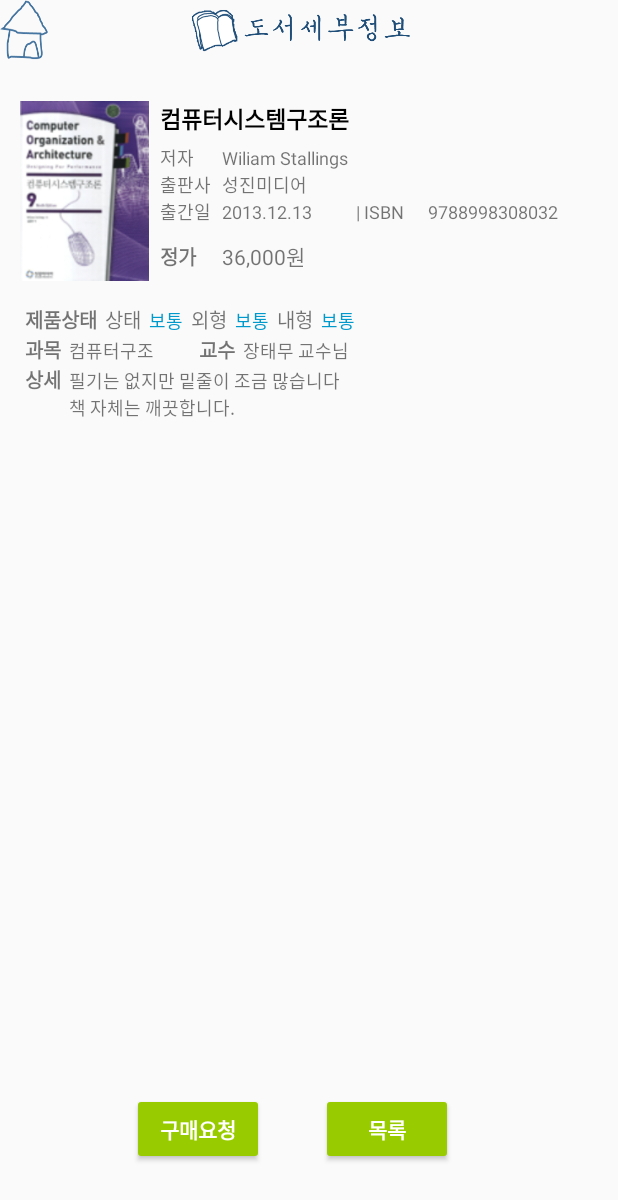
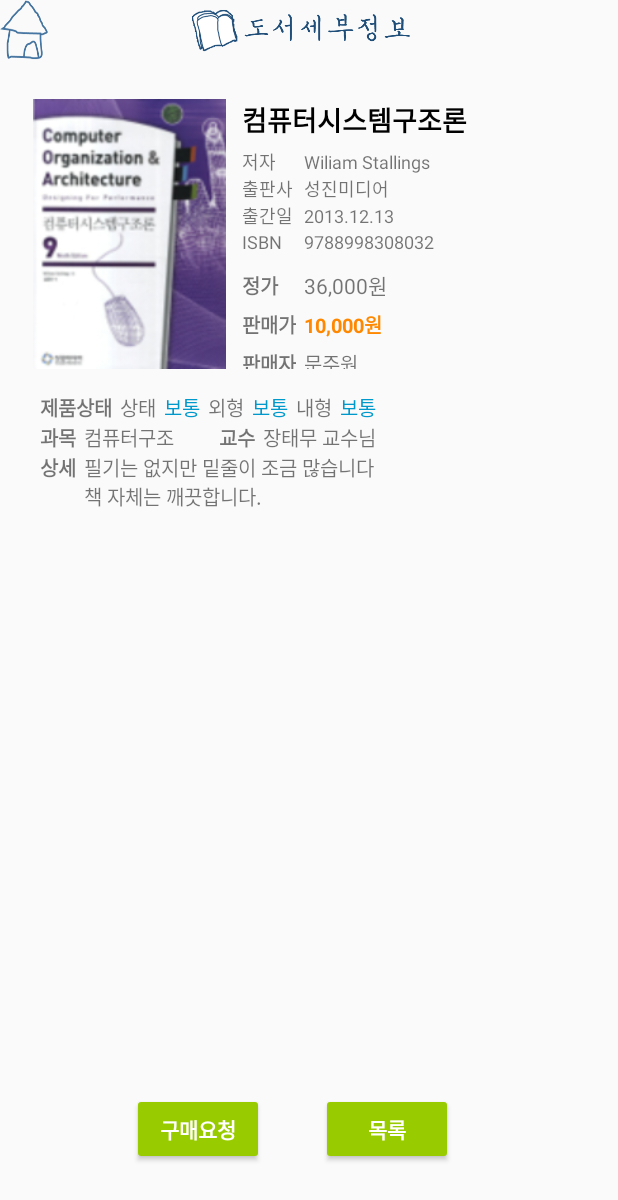
Before and after one commit to jinyoung95/SoftwareEngineering_dongguk_usedBook, an Android app: the BookDetailsActivity screen opened directly, with no data from a screen before it, on a phone screen of 412 x 824 dp. Shown: the top 1200 px of the screen. Run offline under Robolectric (Android 15) with nearby library versions, the phone set to English and light mode, and no system bars.

Commit message:
도서검색, 도서상세정보 UI 추가해야할 것 - 검색기능 수행해서 검색된 목록만 출력하기(DB구축필요) - 클릭한 item에 해당하는 도서 정보 불러오기(DB구축필요) - 구매요청 버튼 클릭하면 채팅페이지 불러오디(채팅페이지 구현되면..) - 목록 버튼 클릭하면 직전에 검색한 목록 출력하기 - home 버튼 클릭하면 메인 화면 출력되도록 (주현이 코드와 합칠 때 구현!)

```diff
--- a/Dongguk_usedbook_marcket/app/src/main/res/layout/activity_book_details.xml
+++ b/Dongguk_usedbook_marcket/app/src/main/res/layout/activity_book_details.xml
@@ -73,13 +73,13 @@
 
     <!-- 도서 이미지 -->
     <ImageView
-        android:layout_width="90dp"
-        android:layout_height="120dp"
+        android:layout_width="130dp"
+        android:layout_height="180dp"
         app:srcCompat="@drawable/icon05"
-        android:layout_marginTop="27dp"
+        android:layout_marginTop="26dp"
         android:id="@+id/bookCover"
-        android:layout_marginLeft="11dp"
-        android:layout_marginStart="11dp"
+        android:layout_marginLeft="21dp"
+        android:layout_marginStart="21dp"
         android:layout_below="@+id/home_button"
         android:layout_alignParentLeft="true"
         android:layout_alignParentStart="true" />
@@ -90,8 +90,8 @@
         android:layout_width="wrap_content"
         android:layout_height="wrap_content"
         android:layout_alignTop="@+id/bookCover"
-        android:id="@+id/textView6"
-        android:paddingLeft="5dp"
+        android:id="@+id/bookTitle"
+        android:paddingLeft="10dp"
         android:paddingBottom="5dp"
         android:layout_alignParentRight="true"
         android:layout_alignParentEnd="true"
@@ -99,21 +99,22 @@
         android:layout_toEndOf="@+id/bookCover"
         android:textStyle="normal|bold"
         android:textColor="@android:color/black"
-        android:textSize="15sp" />
+        android:textSize="18sp" />
 
     <!-- 세부정보 -->
     <TableLayout
+        android:id="@+id/bookDetails"
         android:layout_width="match_parent"
         android:layout_height="match_parent"
+        android:paddingLeft="10dp"
         android:layout_toRightOf="@+id/bookCover"
         android:layout_toEndOf="@+id/bookCover"
-        android:layout_below="@+id/textView6"
+        android:layout_below="@+id/bookTitle"
         android:layout_alignBottom="@+id/bookCover">
 
         <TableRow>
             <TextView
                 android:text="저자"
-                android:paddingLeft="5dp"
                 android:textSize="12sp" />
             <TextView
                 android:text="Wiliam Stallings"
@@ -123,7 +124,6 @@
         <TableRow>
             <TextView
                 android:text="출판사"
-                android:paddingLeft="5dp"
                 android:textSize="12sp" />
             <TextView
                 android:text="성진미디어"
@@ -133,15 +133,15 @@
         <TableRow>
             <TextView
                 android:text="출간일"
-                android:paddingLeft="5dp"
                 android:textSize="12sp" />
             <TextView
                 android:text="2013.12.13"
                 android:paddingLeft="5dp"
                 android:textSize="12sp" />
+        </TableRow>
+        <TableRow>
             <TextView
-                android:text="| ISBN"
-                android:paddingLeft="5dp"
+                android:text="ISBN"
                 android:textSize="12sp" />
             <TextView
                 android:text="9788998308032"
@@ -152,19 +152,17 @@
             <TextView
                 android:text="정가"
                 android:paddingTop="10dp"
-                android:paddingLeft="5dp"
                 android:textSize="13sp"
                 android:textStyle="normal|bold" />
             <TextView
                 android:text="36,000원"
-                android:paddingTop="10dp"
-                android:paddingLeft="5dp" />
+                android:paddingLeft="5dp"
+                android:paddingTop="10dp" />
         </TableRow>
         <TableRow>
             <TextView
                 android:text="판매가"
                 android:paddingTop="5dp"
-                android:paddingLeft="5dp"
                 android:textSize="13sp"
                 android:textStyle="normal|bold" />
             <TextView
@@ -174,11 +172,13 @@
                 android:textSize="13sp"
                 android:textColor="@android:color/holo_orange_dark"
                 android:textStyle="normal|bold" />
+            </TableRow>
+        <TableRow>
             <TextView
-                android:text="| 판매자"
+                android:text="판매자"
                 android:paddingTop="5dp"
-                android:paddingLeft="5dp"
-                android:textSize="13sp" />
+                android:textSize="13sp"
+                android:textStyle="normal|bold" />
             <TextView
                 android:text="문주원"
                 android:paddingTop="5dp"
@@ -189,14 +189,14 @@
 
     <!-- 제품상태 -->
     <TableLayout
+        android:id="@+id/bookStatus"
         android:layout_width="match_parent"
         android:layout_height="match_parent"
+        android:paddingTop="10dp"
+        android:layout_marginBottom="215dp"
         android:layout_below="@+id/bookCover"
         android:layout_alignLeft="@+id/bookCover"
-        android:layout_alignStart="@+id/bookCover"
-        android:layout_marginTop="10dp"
-        android:layout_marginBottom="200dp"
-        android:layout_above="@+id/requestButton">
+        android:layout_alignStart="@+id/bookCover">
         <TableRow>
             <TextView
                 android:text="제품상태"
@@ -214,7 +214,7 @@
                 android:paddingTop="5dp"
                 android:paddingLeft="5dp"
                 android:textColor="@android:color/holo_blue_dark"
-                android:textSize="12sp" />
+                android:textSize="13sp" />
             <TextView
                 android:text="외형"
                 android:paddingTop="5dp"
@@ -225,7 +225,7 @@
                 android:paddingTop="5dp"
                 android:paddingLeft="5dp"
                 android:textColor="@android:color/holo_blue_dark"
-                android:textSize="12sp" />
+                android:textSize="13sp" />
             <TextView
                 android:text="내형"
                 android:paddingTop="5dp"
@@ -236,7 +236,7 @@
                 android:paddingTop="5dp"
                 android:paddingLeft="5dp"
                 android:textColor="@android:color/holo_blue_dark"
-                android:textSize="12sp" />
+                android:textSize="13sp" />
         </TableRow>
     </TableLayout>
 
@@ -244,12 +244,11 @@
     <TableLayout
         android:layout_width="match_parent"
         android:layout_height="match_parent"
+        android:layout_marginTop="30dp"
+        android:layout_marginBottom="195dp"
         android:layout_below="@+id/bookCover"
         android:layout_alignLeft="@+id/bookCover"
-        android:layout_alignStart="@+id/bookCover"
-        android:layout_marginTop="30dp"
-        android:layout_marginBottom="180dp"
-        android:layout_above="@+id/requestButton">
+        android:layout_alignStart="@+id/bookCover">
         <TableRow>
             <TextView
                 android:text="과목"
@@ -261,24 +260,24 @@
                 android:text="컴퓨터구조"
                 android:paddingTop="5dp"
                 android:paddingLeft="5dp"
-                android:textSize="12sp" />
+                android:textSize="13sp" />
             <TextView
                 android:text="교수"
                 android:paddingTop="5dp"
                 android:paddingLeft="30dp"
                 android:textSize="13sp"
                 android:textStyle="normal|bold" />
-
             <TextView
                 android:text="장태무 교수님"
                 android:paddingTop="5dp"
                 android:paddingLeft="5dp"
-                android:textSize="12sp" />
+                android:textSize="13sp" />
         </TableRow>
     </TableLayout>
 
     <!-- 상세 -->
     <TableLayout
+        android:id="@+id/bookMoreDetails"
         android:layout_width="match_parent"
         android:layout_height="match_parent"
         android:layout_below="@+id/bookCover"
@@ -286,6 +285,7 @@
         android:layout_alignStart="@+id/bookCover"
         android:layout_marginTop="50dp"
         android:layout_marginBottom="10dp"
+        android:paddingRight="15dp"
         android:layout_above="@+id/requestButton">
         <TableRow>
             <TextView
@@ -298,7 +298,7 @@
                 android:text="필기는 없지만 밑줄이 조금 많습니다\n책 자체는 깨끗합니다."
                 android:paddingTop="5dp"
                 android:paddingLeft="5dp"
-                android:textSize="12sp" />
+                android:textSize="13sp" />
         </TableRow>
     </TableLayout>
 
```
